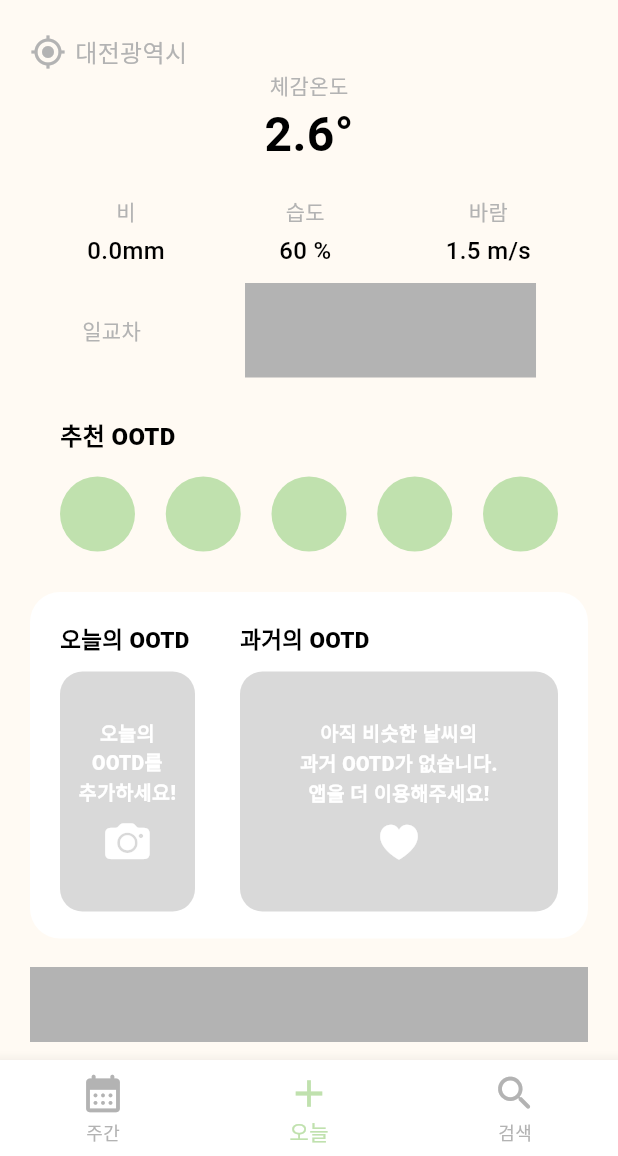
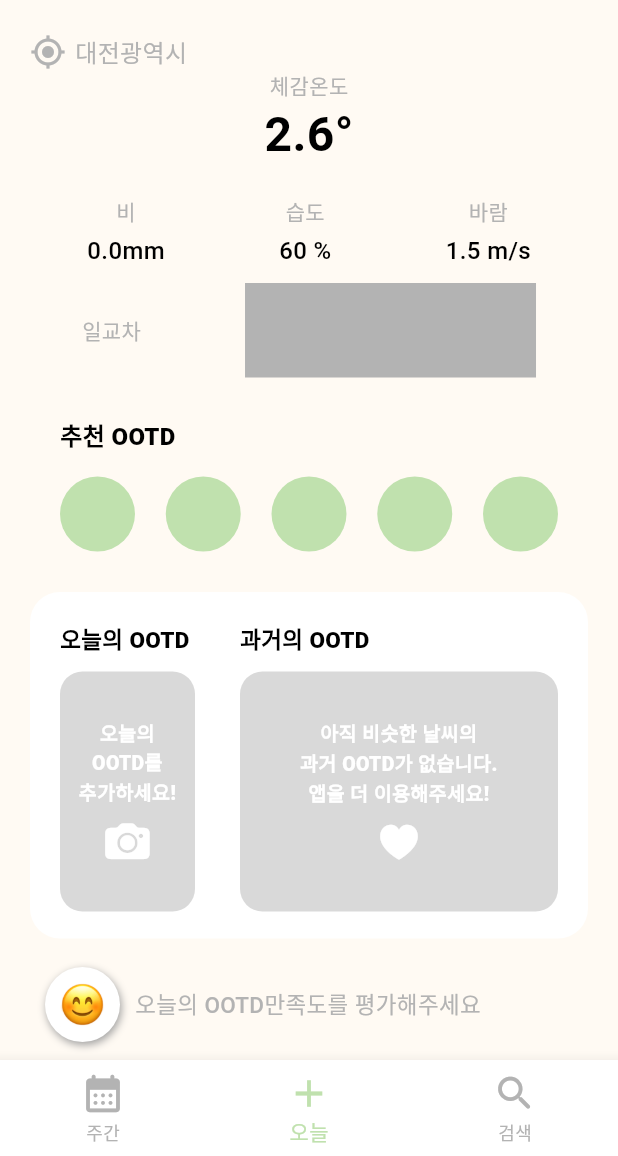
Before and after one commit to y-y41/OOTD-Front, a Flutter app: the screen it shows after launch, on a phone screen of 412 x 824 dp, the part 80-1236 px from its top. Run offline on Flutter 3.47's test engine with Material 3 defaults, Android fonts, the phone set to English and light mode, and no system bars; our stand-ins replace fl_chart; Roboto replaces fonts that are missing (Pretendard); project files that could hold a hidden picture were left out.

Commit message:
satisfaction emoji button implement

```diff
--- a/lib/screens/today_screen.dart
+++ b/lib/screens/today_screen.dart
@@ -2,6 +2,7 @@ import 'package:fl_chart/fl_chart.dart';
 import 'package:flutter/cupertino.dart';
 import 'package:flutter/material.dart';
 import 'package:madcamp_w2/config/color_chart.dart';
+import 'package:madcamp_w2/widget/satisfaction_button.dart';
 
 class TodayScreen extends StatefulWidget {
   const TodayScreen({Key? key}) : super(key: key);
@@ -319,9 +320,10 @@ class _TodayScreenState extends State<TodayScreen> {
           height: 19,
         ),
         Container(
-          width: MediaQuery.of(context).size.width,
-          height: 50,
-          color: ColorChart.ootdTextGrey,
+          // width: MediaQuery.of(context).size.width,
+          // height: 50,
+          // color: ColorChart.ootdTextGrey,
+          child: SatisfactionButton(),
         )
       ],
     );
--- /dev/null
+++ b/lib/widget/satisfaction_button.dart
@@ -0,0 +1,146 @@
+import 'package:flutter/material.dart';
+import 'package:madcamp_w2/config/color_chart.dart';
+import 'package:madcamp_w2/config/satisfaction_emoji.dart';
+
+class SatisfactionButton extends StatefulWidget {
+  const SatisfactionButton({Key? key}) : super(key: key);
+
+  @override
+  State<SatisfactionButton> createState() => _SatisfactionButtonState();
+}
+
+class _SatisfactionButtonState extends State<SatisfactionButton> {
+  bool isExpanded = false;
+  String? selectedEmoji;
+  String? selectedText;
+
+  final Map<String, String> emojiText = {
+    Satisfaction.veryHot: '더웠음',
+    Satisfaction.littleHot: '약간 더웠음',
+    Satisfaction.good: '만족했음',
+    Satisfaction.littleCold: '약간 추웠음',
+    Satisfaction.veryCold: '추웠음'
+  };
+
+  @override
+  Widget build(BuildContext context) {
+    return AnimatedContainer(
+      duration: Duration(milliseconds: 300),
+      height: 50,
+      // width: MediaQuery.of(context).size.width,
+      decoration: BoxDecoration(
+          // color: ColorChart.ootdIvory,
+          // borderRadius: BorderRadius.circular(30),
+          ),
+      child: Material(
+        color: Colors.transparent,
+        child: isExpanded ? _buildExpanded() : _buildCollapsed(),
+      ),
+    );
+  }
+
+  Widget _buildExpanded() {
+    return Container(
+      width: MediaQuery.of(context).size.width - 60,
+      height: 50,
+      padding: EdgeInsets.symmetric(horizontal: 10),
+      decoration: BoxDecoration(
+          color: Colors.white,
+          borderRadius: BorderRadius.circular(50),
+          boxShadow: [
+            BoxShadow(
+                color: Colors.grey,
+                offset: Offset(1, 2),
+                blurRadius: 4,
+                spreadRadius: 0)
+          ]),
+      child: Row(children: [
+        Image.asset(
+          selectedEmoji ?? Satisfaction.good,
+          width: 30,
+          height: 30,
+        ),
+        SizedBox(
+          width: 10,
+        ),
+        Container(
+          width: 1,
+          height: 24,
+          color: ColorChart.ootdTextGrey,
+        ),
+        SizedBox(
+          width: 10,
+        ),
+        Expanded(
+            child: Row(
+          mainAxisAlignment: MainAxisAlignment.spaceBetween,
+          children: emojiText.entries.map((entry) {
+            return GestureDetector(
+                onTap: () {
+                  setState(() {
+                    selectedEmoji = entry.key;
+                    selectedText = entry.value;
+                    isExpanded = false;
+                  });
+                },
+                child: Image.asset(
+                  entry.key,
+                  width: 30,
+                  height: 30,
+                ));
+          }).toList(),
+        ))
+      ]),
+    );
+  }
+
+  Widget _buildCollapsed() {
+    return GestureDetector(
+      onTap: () {
+        setState(() {
+          isExpanded = true;
+        });
+      },
+      child: Container(
+        padding: EdgeInsets.only(left: 10),
+        child: Row(
+          crossAxisAlignment: CrossAxisAlignment.center,
+          mainAxisAlignment: MainAxisAlignment.start,
+          children: [
+            Container(
+              width: 50,
+              height: 50,
+              decoration: BoxDecoration(
+                  color: Colors.white,
+                  borderRadius: BorderRadius.circular(50),
+                  boxShadow: [
+                    BoxShadow(
+                        color: Colors.grey,
+                        offset: Offset(1, 2),
+                        blurRadius: 4,
+                        spreadRadius: 0)
+                  ]),
+              child: Center(
+                child: Image.asset(
+                  selectedEmoji ?? Satisfaction.good,
+                  width: 30,
+                  height: 30,
+                ),
+              ),
+            ),
+            SizedBox(
+              width: 10,
+            ),
+            Text(
+              selectedText ?? '오늘의 OOTD만족도를 평가해주세요',
+              style: TextStyle(
+                  color: ColorChart.ootdTextGrey,
+                  fontSize: 15,
+                  fontWeight: FontWeight.w500),
+            )
+          ],
+        ),
+      ),
+    );
+  }
+}
--- a/pubspec.yaml
+++ b/pubspec.yaml
@@ -64,7 +64,7 @@ flutter:
   #   - images/a_dot_burr.jpeg
   #   - images/a_dot_ham.jpeg
   assets:
-    - assets/images
+    - assets/images/
 
   # An image asset can refer to one or more resolution-specific "variants", see
   # https://flutter.dev/assets-and-images/#resolution-aware
```
